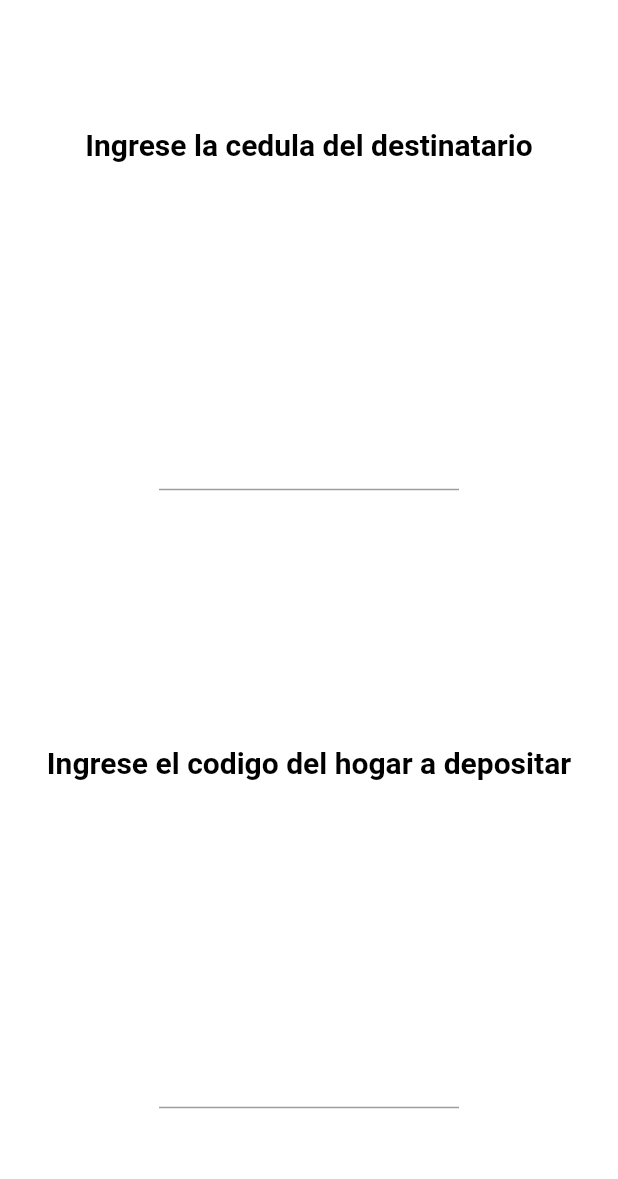
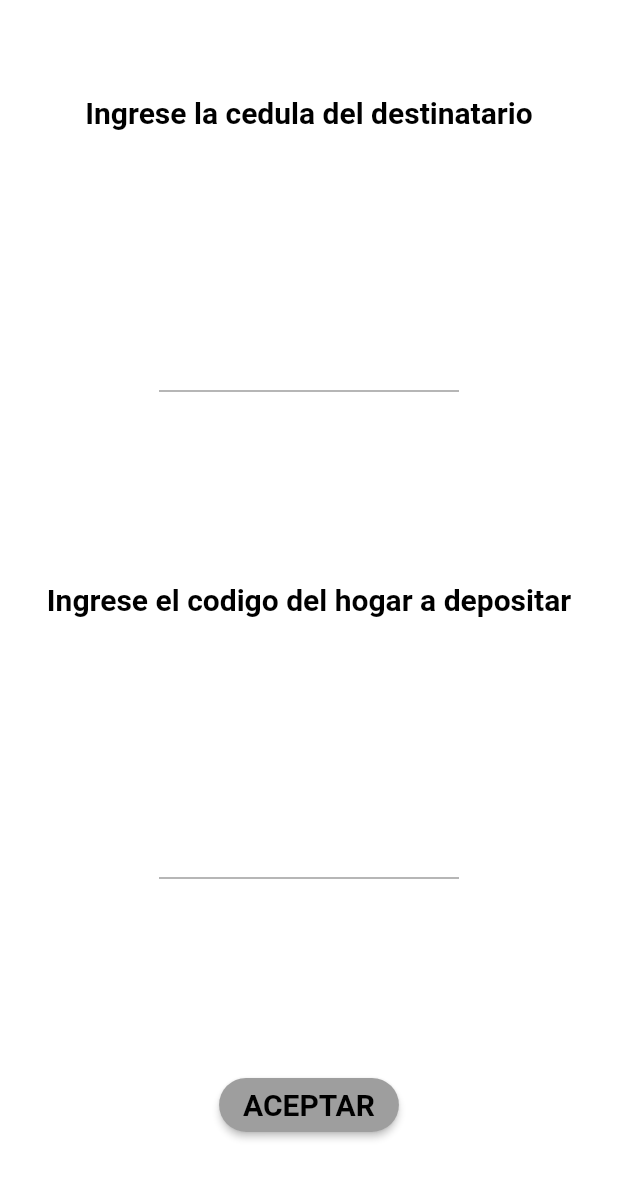
Before and after one commit to GarcesMJM/App-Transacciones, a Flutter app: the TransferirView screen opened directly, on a phone screen of 412 x 824 dp. Shown: the top 1179 px of the screen. Run offline on Flutter 3.47's test engine with Material 2 defaults, Android fonts, the phone set to English and light mode, and no system bars; missing offline and left inert: dart:html.

Commit message:
intoduccion del boton ACEPTAR

```diff
--- a/lib/views/transferir_view.dart
+++ b/lib/views/transferir_view.dart
@@ -52,7 +52,28 @@ class TransferirView extends StatelessWidget{
                 color: Colors.amber
               ),
             ),
+          ),
+
+          ElevatedButton(
+            onPressed: () {
+            },
+            style: ElevatedButton.styleFrom(
+              backgroundColor: Colors.grey,
+              shape: RoundedRectangleBorder(
+                borderRadius: BorderRadius.circular(50)
+              )
+            ),
+            child: const Text(
+              'ACEPTAR',
+              style: TextStyle(
+                color: Colors.black,
+                fontSize: 20,
+                fontWeight: FontWeight.bold
+              ),
+            ),
           )
+
+
         ],
 
       )
```
